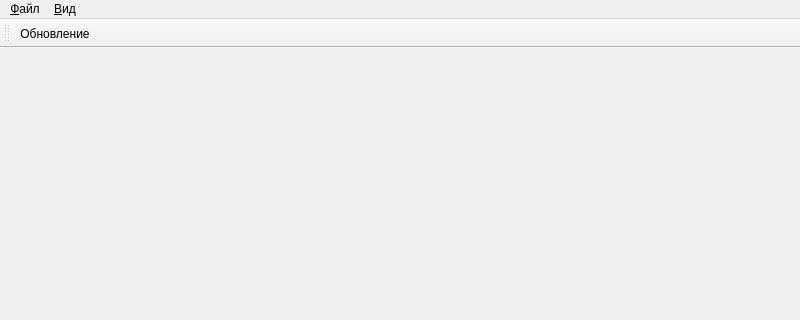
This is view/ui/main_window.ui in TreOne/Arkham-Horror-Decker-v2 as Qt 5 draws it before an edit; both pictures show x 0 to 800 and y 0 to 320 of the 800 by 600 pixel window. The edited form follows.
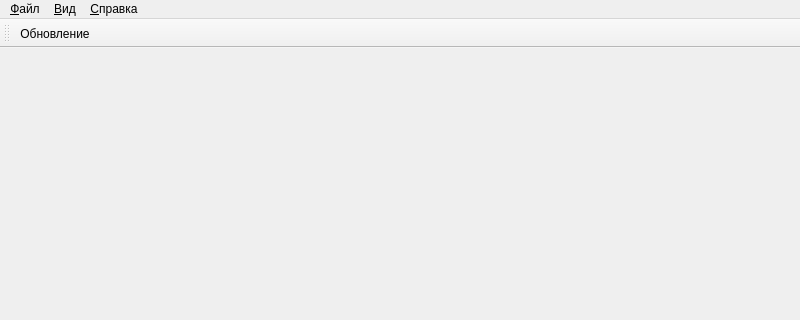
This is the edited form. Icons and pictures are not drawn.

Diff of the .ui file:
```diff
--- a/view/ui/main_window.ui
+++ b/view/ui/main_window.ui
@@ -49,8 +49,15 @@
     </property>
     <addaction name="action_quit"/>
    </widget>
+   <widget class="QMenu" name="menu_help">
+    <property name="title">
+     <string>&amp;Справка</string>
+    </property>
+    <addaction name="action_about"/>
+   </widget>
    <addaction name="menu_file"/>
    <addaction name="menu_view"/>
+   <addaction name="menu_help"/>
   </widget>
   <widget class="QToolBar" name="toolbar">
    <property name="windowTitle">
```
Left out of the diff: 13 changed lines with no effect on the pictures.
